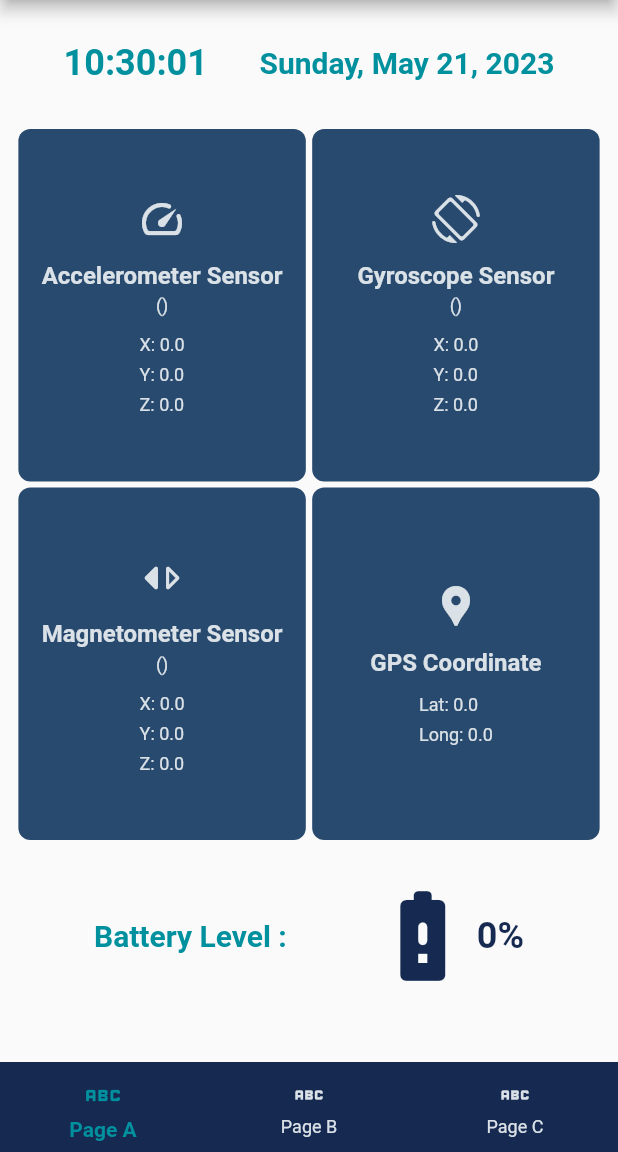
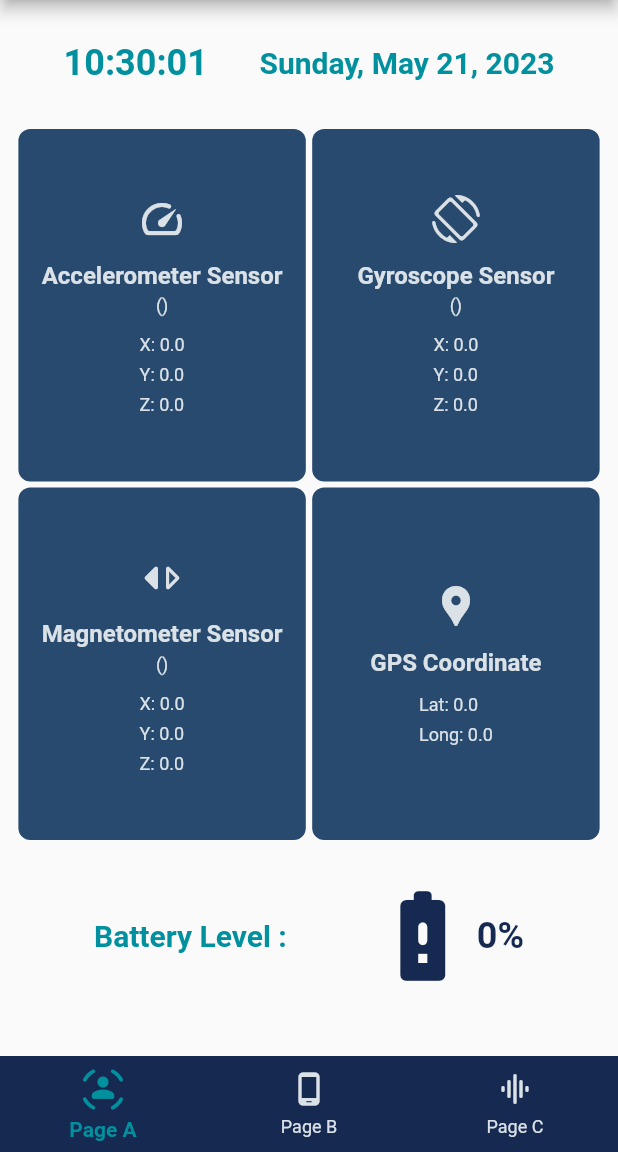
Before and after one commit to MauL08/SynapsisTest, a Flutter app: the DashboardPage screen opened directly, on a phone screen of 412 x 824 dp, the part 84-1236 px from its top. Run offline on Flutter 3.47's test engine with Material 2 defaults, Android fonts, the phone set to English and light mode, and no system bars; our stand-ins replace camera, device_info_plus, fl_chart, flutter_map, geolocator, get and 7 more; missing offline and left inert: battery_info, qr_code_scanner; accounts and stored records are empty.

Commit message:
fix icon bottom navbar

```diff
--- a/lib/pages/dashboard_page.dart
+++ b/lib/pages/dashboard_page.dart
@@ -58,15 +58,24 @@ class _DashboardPageState extends State<DashboardPage> {
         items: const [
           BottomNavigationBarItem(
             label: 'Page A',
-            icon: Icon(Icons.abc),
+            icon: Padding(
+              padding: EdgeInsets.only(bottom: 4),
+              child: Icon(Icons.sensor_occupied_rounded),
+            ),
           ),
           BottomNavigationBarItem(
             label: 'Page B',
-            icon: Icon(Icons.abc),
+            icon: Padding(
+              padding: EdgeInsets.only(bottom: 4),
+              child: Icon(Icons.phone_android_rounded),
+            ),
           ),
           BottomNavigationBarItem(
             label: 'Page C',
-            icon: Icon(Icons.abc),
+            icon: Padding(
+              padding: EdgeInsets.only(bottom: 4),
+              child: Icon(Icons.graphic_eq_rounded),
+            ),
           )
         ],
       ),
```
